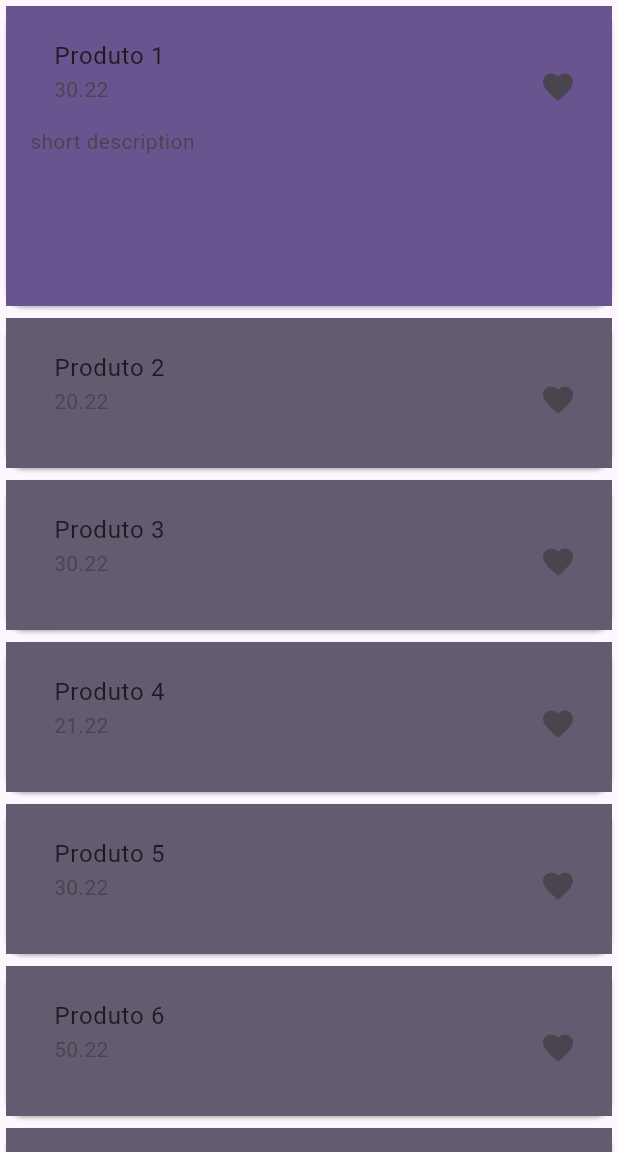
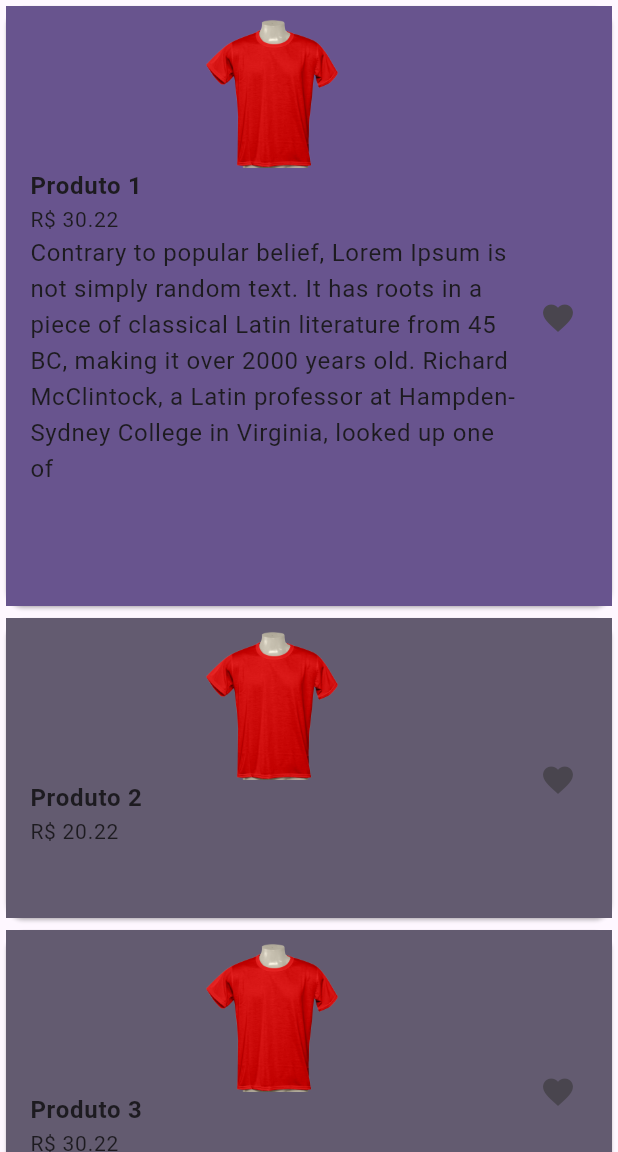
Before and after one commit to FernandoZang/mini-app-animation, a Flutter app: the screen it shows after launch, after a tap on "Produto 1", on a phone screen of 412 x 824 dp, the part 84-1236 px from its top. Run offline on Flutter 3.47's test engine with Material 3 defaults, Android fonts, the light colour scheme and no system bars.

Commit message:
Adicionar Imagem no ProductCard

```diff
--- a/lib/main.dart
+++ b/lib/main.dart
@@ -47,7 +47,12 @@ class _MyHomePageState extends State<MyHomePage> with SingleTickerProviderStateM
         itemBuilder: (context, index) {
           if(index<produtos.length) {
             Product product = produtos[index] as Product;
-            return ProductCard(name: product.name, price: product.price, shotDescription: product.shotDescription);
+            return ProductCard(
+              name: product.name,
+              price: product.price,
+              shotDescription: product.shotDescription,
+              asset: 'assets/images/camiseta_vermelha.webp',
+            );
           }
         }
       )
@@ -58,13 +63,14 @@ class _MyHomePageState extends State<MyHomePage> with SingleTickerProviderStateM
 
     void populateDB() {
     produtos = [];
-    produtos.add(Product('id1', 'Produto 1', 30.22, 'short description'));
-    produtos.add(Product('id2', 'Produto 2', 20.22, 'short description'));
-    produtos.add(Product('id3', 'Produto 3', 30.22, 'short description'));
-    produtos.add(Product('id4', 'Produto 4', 21.22, 'short description'));
-    produtos.add(Product('id5', 'Produto 5', 30.22, 'short description'));
-    produtos.add(Product('id6', 'Produto 6', 50.22, 'short description'));
-    produtos.add(Product('id7', 'Produto 7', 30.22, 'short description'));
+    String sd = 'Contrary to popular belief, Lorem Ipsum is not simply random text. It has roots in a piece of classical Latin literature from 45 BC, making it over 2000 years old. Richard McClintock, a Latin professor at Hampden-Sydney College in Virginia, looked up one of';
+    produtos.add(Product('id1', 'Produto 1', 30.22, sd));
+    produtos.add(Product('id2', 'Produto 2', 20.22, sd));
+    produtos.add(Product('id3', 'Produto 3', 30.22, sd));
+    produtos.add(Product('id4', 'Produto 4', 21.22, sd));
+    produtos.add(Product('id5', 'Produto 5', 30.22, sd));
+    produtos.add(Product('id6', 'Produto 6', 50.22, sd));
+    produtos.add(Product('id7', 'Produto 7', 30.22, sd));
 
   }
 }
--- a/lib/product_card.dart
+++ b/lib/product_card.dart
@@ -1,15 +1,16 @@
 import 'package:flutter/material.dart';
 
 class ProductCard extends StatefulWidget {
-  const ProductCard({super.key, required this.name, required this.price, required this.shotDescription});
+  const ProductCard({super.key, required this.name, required this.price, required this.shotDescription, required this.asset});
 
   final String name;
   final double price;
   final String shotDescription;
   final bool  = false;
+  final String asset;
 
   @override
-  State<ProductCard> createState() => _ProductCardState(name: this.name, price: this.price, shotDescription: this.shotDescription);
+  State<ProductCard> createState() => _ProductCardState(name: this.name, price: this.price, shotDescription: this.shotDescription, asset: this.asset);
 }
 
 
@@ -19,8 +20,9 @@ class _ProductCardState extends State<ProductCard> {
   final String name;
   final double price;
   final String shotDescription;
+  final String asset;
 
-  _ProductCardState({required this.name, required this.price, required this.shotDescription});
+  _ProductCardState({required this.name, required this.price, required this.shotDescription, required this.asset});
 
   @override
   Widget build(BuildContext context) {
@@ -28,15 +30,24 @@ class _ProductCardState extends State<ProductCard> {
       child: AnimatedContainer(
         duration: const Duration(milliseconds: 600),
         curve: Curves.easeInOut,
-        width: _expanded ? 200.0 : 100.0,
-        height:_expanded ? 200.0 : 100.0,
+        width: _expanded ? 300.0 : 200.0,
+        height:_expanded ? 400.0 : 200.0,
         color: _expanded ? Theme.of(context).primaryColor : Theme.of(context).colorScheme.secondary,
         child: ListTile(
-          title: ListTile(
-            title: Text(name, style: const TextStyle(fontSize: 16)),
-            subtitle: Text(price.toString(), style: const TextStyle(fontSize: 14))
-            ),
-          subtitle: _expanded? Text(shotDescription) : const Text(''),
+          title: ListView(
+            children: [
+              Image.asset(
+                asset,
+                width: 100,
+                height: 100,
+                fit: BoxFit.fitHeight
+              ),
+              const SizedBox(),
+              Text(name, style: const TextStyle(fontSize: 16, fontWeight: FontWeight.bold)),
+              Text('R\$ ${price.toString()}', style: const TextStyle(fontSize: 14)),
+              _expanded? Text(shotDescription) : const Text('')
+            ],
+          ),
           trailing: const Icon(Icons.favorite),
           onTap: () { setState(() { _expanded = !_expanded; });},
         ),
--- a/pubspec.yaml
+++ b/pubspec.yaml
@@ -58,6 +58,9 @@ flutter:
   # the material Icons class.
   uses-material-design: true
 
+  assets:
+  - assets/images/camiseta_vermelha.webp
+
   # To add assets to your application, add an assets section, like this:
   # assets:
   #   - images/a_dot_burr.jpeg
```
Also changed, not shown: assets/images/camiseta_vermelha.webp (added).
